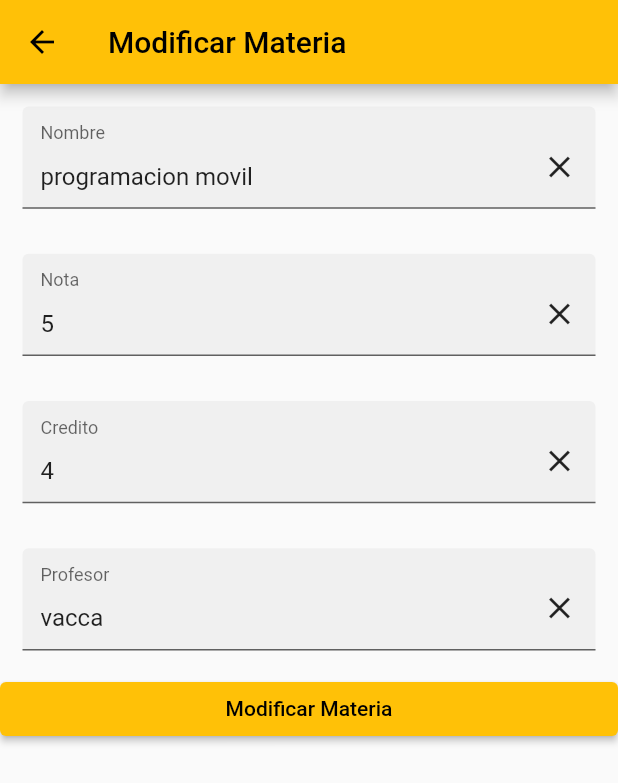
After one commit to anapatino/note-control, a Flutter app: the screen it shows after launch, after a tap on an icon or button, on a phone screen of 412 x 824 dp. The commit adds this screen. Shown: the top 783 px of the screen. Run offline on Flutter 3.47's test engine with Material 2 defaults, Android fonts, the phone set to English and light mode, and no system bars.

Commit message:
modify and delete materials

```diff
--- /dev/null
+++ b/lib/domain/model/Materials.dart
@@ -0,0 +1,26 @@
+class Materials {
+  var name, credits, teacher, note;
+
+  Materials({this.name, this.credits, this.note, this.teacher});
+}
+
+List<Materials> listMaterials = [
+  Materials(
+    name: 'programacion movil',
+    credits: '4',
+    note: '5',
+    teacher: 'vacca',
+  ),
+  Materials(
+    name: 'programacion web',
+    credits: '2',
+    note: '4',
+    teacher: 'anya',
+  ),
+  Materials(
+    name: 'software I',
+    credits: '3',
+    note: '4.5',
+    teacher: 'eydy',
+  ),
+];
--- a/lib/ui/app.dart
+++ b/lib/ui/app.dart
@@ -1,4 +1,4 @@
-import 'package:crud/ui/contenido/listar.dart';
+import 'package:crud/ui/content/List.dart';
 import 'package:flutter/material.dart';
 
 class App extends StatelessWidget {
@@ -9,7 +9,7 @@ class App extends StatelessWidget {
     return MaterialApp(
       title: 'Crud Materias',
       theme: ThemeData(primarySwatch: Colors.amber),
-      home: const ListarMaterias(),
+      home: const ListMaterials(),
       debugShowCheckedModeBanner: false,
     );
   }
--- /dev/null
+++ b/lib/ui/content/Modify.dart
@@ -0,0 +1,67 @@
+import 'package:crud/domain/model/Materials.dart';
+import 'package:flutter/material.dart';
+import 'package:flutter/src/widgets/framework.dart';
+import 'package:crud/ui/content/TextBox.dart';
+import 'package:flutter/services.dart';
+
+class Modify extends StatefulWidget {
+  final Materials material;
+  Modify(this.material);
+
+  @override
+  State<Modify> createState() => _ModifyState();
+}
+
+class _ModifyState extends State<Modify> {
+  TextEditingController controlname = TextEditingController();
+  TextEditingController controlnote = TextEditingController();
+  TextEditingController controlcredits = TextEditingController();
+  TextEditingController controlteacher = TextEditingController();
+
+  @override
+  void initState() {
+    Materials mat = widget.material;
+    controlname = new TextEditingController(text: mat.name);
+    controlnote = new TextEditingController(text: mat.note);
+    controlcredits = new TextEditingController(text: mat.credits);
+    controlteacher = new TextEditingController(text: mat.teacher);
+    super.initState();
+  }
+
+  @override
+  Widget build(BuildContext context) {
+    return Scaffold(
+      appBar: AppBar(
+        title: Text("Modificar Materia"),
+      ),
+      body: ListView(
+        children: [
+          TextBox(controlname, "Nombre"),
+          TextBox(controlnote, "Nota"),
+          TextBox(controlcredits, "Credito"),
+          TextBox(controlteacher, "Profesor"),
+          ElevatedButton(
+              onPressed: () {
+                String name = controlname.text;
+                String teacher = controlteacher.text;
+                String credits = controlcredits.text;
+                String note = controlnote.text;
+                if (name.isNotEmpty &&
+                    teacher.isNotEmpty &&
+                    credits.isNotEmpty &&
+                    note.isNotEmpty) {
+                  Navigator.pop(
+                      context,
+                      new Materials(
+                          name: name,
+                          teacher: teacher,
+                          credits: credits,
+                          note: note));
+                }
+              },
+              child: Text('Modificar Materia'))
+        ],
+      ),
+    );
+  }
+}
--- /dev/null
+++ b/lib/ui/content/TextBox.dart
@@ -0,0 +1,29 @@
+import 'package:flutter/material.dart';
+
+class TextBox extends StatelessWidget {
+  final TextEditingController controller;
+  final String label;
+  TextBox(this.controller, this.label);
+
+  @override
+  Widget build(BuildContext context) {
+    return Padding(
+      padding: const EdgeInsets.all(15.0),
+      child: TextField(
+        controller: this.controller,
+        decoration: InputDecoration(
+            filled: true,
+            labelText: this.label,
+            // suffix: Icon(Icons.access_alarm),
+            suffix: GestureDetector(
+              child: const Icon(Icons.close),
+              onTap: () {
+                controller.clear();
+              },
+            )
+            //probar suffix
+            ),
+      ),
+    );
+  }
+}
```
Also changed, not shown: lib/dominio/modelo/materia.dart (deleted, +0 -26 lines), lib/ui/contenido/crear.dart (deleted, +0 -113 lines), lib/ui/contenido/listar.dart (deleted, +0 -54 lines), lib/ui/content/Add.dart (added, +54 -0 lines), lib/ui/content/List.dart (added, +108 -0 lines), lib/ui/content/MessageResponse.dart (added, +11 -0 lines).
